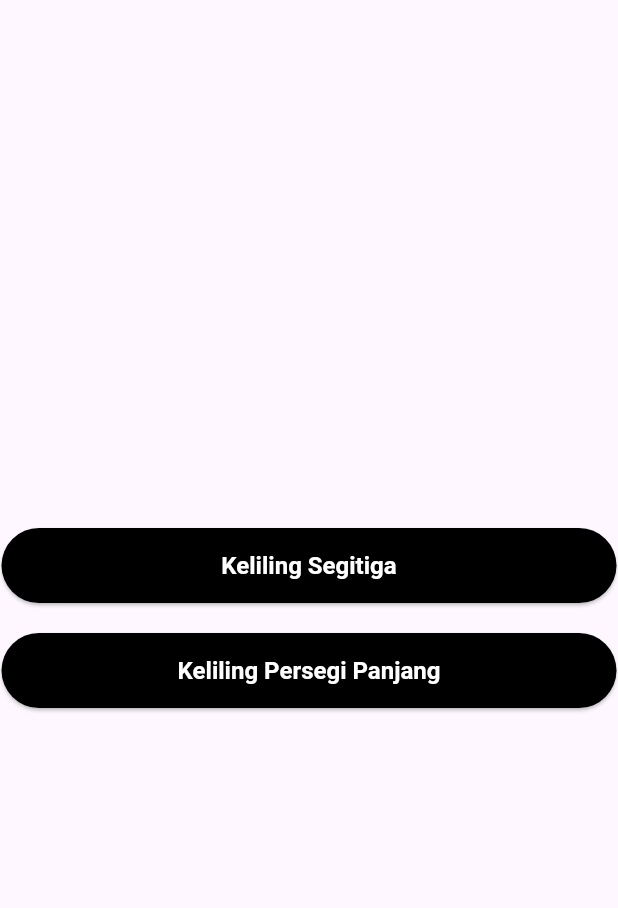
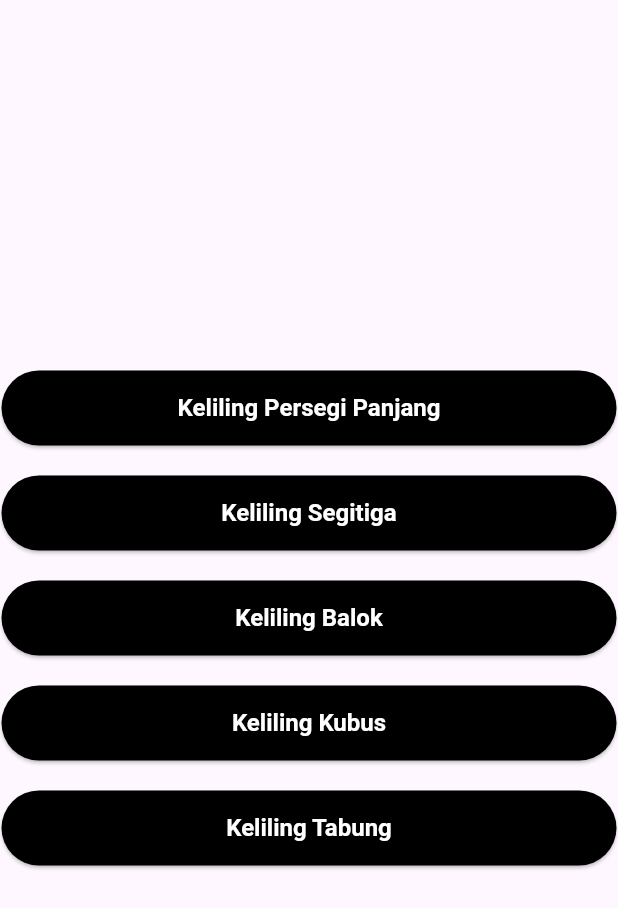
Before and after one commit to HyGigs/GetX_Calculator, a Flutter app: the screen it shows after launch, on a phone screen of 412 x 824 dp. Shown: the top 908 px of the screen. Run offline on Flutter 3.47's test engine with Material 3 defaults, Android fonts, the phone set to English and light mode, and no system bars; our stand-ins replace get.

Commit message:
feat:[APL]kelilingbangunruang

```diff
--- a/lib/pages/home.dart
+++ b/lib/pages/home.dart
@@ -1,11 +1,6 @@
-import 'dart:ui';
-
 import 'package:flutter/material.dart';
 import 'package:get/get.dart';
-import 'package:calculator_getx/pages/keliling_segitiga.dart';
-import 'package:calculator_getx/route.dart';
-import 'package:calculator_getx/widget/button.dart';
-
+import 'package:calculator_getx/widget/button.dart'; // Pastikan impor ini sesuai dengan struktur proyek Anda
 
 class Home extends StatelessWidget {
   const Home({super.key});
@@ -15,7 +10,22 @@ class Home extends StatelessWidget {
     return Scaffold(
       body: SafeArea(
         child: Center(
-          child: Column(mainAxisAlignment: MainAxisAlignment.center, children: [
+          child: Column(
+            mainAxisAlignment: MainAxisAlignment.center,
+            children: [
+              CustomButton(
+                text: "Keliling Persegi Panjang",
+                onPressed: () {
+                  Get.toNamed('/kelilingPersegiPanjang');
+                },
+                backgroundColor: Colors.black,
+                textColor: Colors.white,
+                textSize: 16.0,
+                buttonType: ButtonType.elevated,
+                borderWidth: 0,
+                borderColor: Colors.transparent,
+              ),
+              const SizedBox(height: 20),
               CustomButton(
                 text: "Keliling Segitiga",
                 onPressed: () {
@@ -26,20 +36,51 @@ class Home extends StatelessWidget {
                 textSize: 16.0,
                 buttonType: ButtonType.elevated,
                 borderWidth: 0,
-            borderColor: Colors.transparent),
+                borderColor: Colors.transparent,
+              ),
               const SizedBox(height: 20),
               CustomButton(
-                text: "Keliling Persegi Panjang",
+                text: "Keliling Balok",
                 onPressed: () {
-                  Get.toNamed('/kelilingPersegiPanjang');
+                  Get.toNamed('/kelilingBalok');
                 },
                 backgroundColor: Colors.black,
                 textColor: Colors.white,
                 textSize: 16.0,
                 buttonType: ButtonType.elevated,
                 borderWidth: 0,
-                borderColor: Colors.transparent),
-      ])),
-    ));
+                borderColor: Colors.transparent,
+              ),
+              const SizedBox(height: 20),
+              CustomButton(
+                text: "Keliling Kubus",
+                onPressed: () {
+                  Get.toNamed('/kelilingKubus');
+                },
+                backgroundColor: Colors.black,
+                textColor: Colors.white,
+                textSize: 16.0,
+                buttonType: ButtonType.elevated,
+                borderWidth: 0,
+                borderColor: Colors.transparent,
+              ),
+              const SizedBox(height: 20),
+              CustomButton(
+                text: "Keliling Tabung",
+                onPressed: () {
+                  Get.toNamed('/kelilingTabung');
+                },
+                backgroundColor: Colors.black,
+                textColor: Colors.white,
+                textSize: 16.0,
+                buttonType: ButtonType.elevated,
+                borderWidth: 0,
+                borderColor: Colors.transparent,
+              ),
+            ],
+          ),
+        ),
+      ),
+    );
   }
 }
--- a/lib/pages/keliling_segitiga.dart
+++ b/lib/pages/keliling_segitiga.dart
@@ -5,17 +5,29 @@ import 'package:flutter/services.dart';
 import 'package:calculator_getx/controller.dart';
 import 'package:calculator_getx/widget/button.dart';
 import 'package:calculator_getx/widget/text_field.dart';
+import 'dart:math'; // Add this import
 
 class KelilingSegitiga extends StatefulWidget {
   @override
   _KelilingSegitigaState createState() => _KelilingSegitigaState();
 }
 
+class Controller extends GetxController {
+  var hasilKelilingSegitiga = 0.0.obs;
+
+  void KelilingSegitiga(double alas, double tinggi) {
+    // Assuming it's a right-angled triangle; you might want to adjust the formula based on your needs.
+    double keliling = alas + tinggi + sqrt(alas * alas + tinggi * tinggi);
+    hasilKelilingSegitiga.value = keliling;
+  }
+}
+
 class _KelilingSegitigaState extends State<KelilingSegitiga> {
   TextEditingController ctrAlas = TextEditingController();
   TextEditingController ctrTinggi = TextEditingController();
   final Controller controller = Get.put(Controller());
- String ada = "";
+  String ada = "";
+
   @override
   Widget build(BuildContext context) {
     return Scaffold(
@@ -33,9 +45,7 @@ class _KelilingSegitigaState extends State<KelilingSegitiga> {
             borderColor: Colors.black,
             focusedBorderColor: Colors.blueAccent,
             enabledBorderColor: Colors.blueAccent),
-        SizedBox(
-          height: 10,
-        ),
+        SizedBox(height: 10),
         CustomTextField(
             controller: ctrTinggi,
             labelText: "Tinggi",
@@ -47,9 +57,7 @@ class _KelilingSegitigaState extends State<KelilingSegitiga> {
             borderColor: Colors.black,
             focusedBorderColor: Colors.blueAccent,
             enabledBorderColor: Colors.blueAccent),
-        SizedBox(
-          height: 10,
-        ),
+        SizedBox(height: 10),
         CustomButton(
             text: "Hitung",
             onPressed: () => controller.KelilingSegitiga(
@@ -60,9 +68,7 @@ class _KelilingSegitigaState extends State<KelilingSegitiga> {
             buttonType: ButtonType.elevated,
             borderWidth: 0,
             borderColor: Colors.transparent),
-        SizedBox(
-          height: 10,
-        ),
+        SizedBox(height: 10),
         Obx(() => Text('${controller.hasilKelilingSegitiga.value}'))
       ],
     ));
--- a/lib/route.dart
+++ b/lib/route.dart
@@ -2,15 +2,27 @@ import 'package:get/get.dart';
 import 'package:calculator_getx/pages/home.dart';
 import 'package:calculator_getx/pages/keliling_segitiga.dart';
 import 'package:calculator_getx/pages/keliling_persegi_panjang.dart';
+import 'package:calculator_getx/pages/keliling_balok.dart';
+import 'package:calculator_getx/pages/keliling_kubus.dart';
+import 'package:calculator_getx/pages/keliling_tabung.dart';
+import 'pages/keliling_balok.dart';
+import 'pages/keliling_kubus.dart';
+import 'pages/keliling_tabung.dart';
+
 class AppRoutes {
   static const String home = '/home';
   static const String kelilingSegitiga = '/kelilingSegitiga';
   static const String kelilingPersegiPanjang = '/kelilingPersegiPanjang';
-
+  static const String kelilingBalok = '/kelilingBalok';
+  static const String kelilingKubus = '/kelilingKubus';
+  static const String kelilingTabung = '/kelilingTabung';
 
   static final routes = [
     GetPage(name: home, page: () => Home()),
     GetPage(name: kelilingSegitiga, page: () => KelilingSegitiga()),
-    GetPage(name: kelilingPersegiPanjang, page: () => KelilingPersegiPanjang())
+    GetPage(name: kelilingPersegiPanjang, page: () => KelilingPersegiPanjang()),
+    GetPage(name: kelilingBalok, page: () => KelilingBalok()),
+    GetPage(name: kelilingKubus, page: () => KelilingKubus()),
+    GetPage(name: kelilingTabung, page: () => KelilingTabung()),
   ];
 }
```
Also changed, not shown: lib/controller.dart (+27 -9 lines), lib/pages/keliling_balok.dart (added, +55 -0 lines), lib/pages/keliling_kubus.dart (added, +64 -0 lines), lib/pages/keliling_persegi_panjang.dart (+7 -12 lines), lib/pages/keliling_tabung.dart (added, +87 -0 lines), pubspec.lock. Lines whose indentation alone changed are shown as unchanged.
